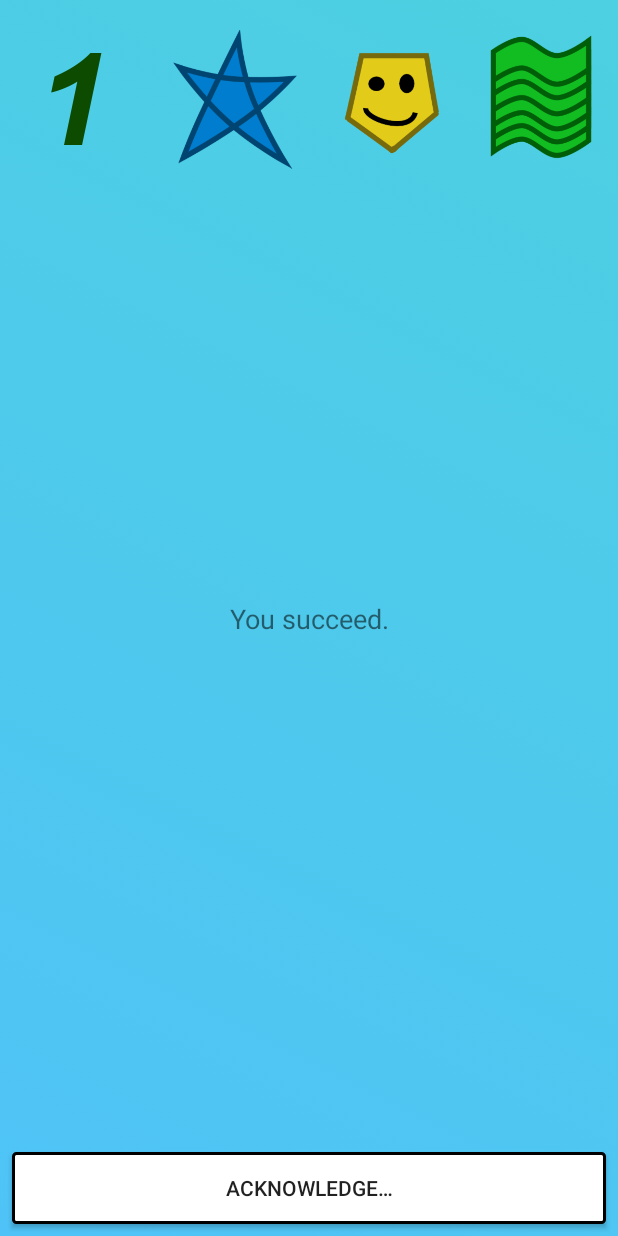
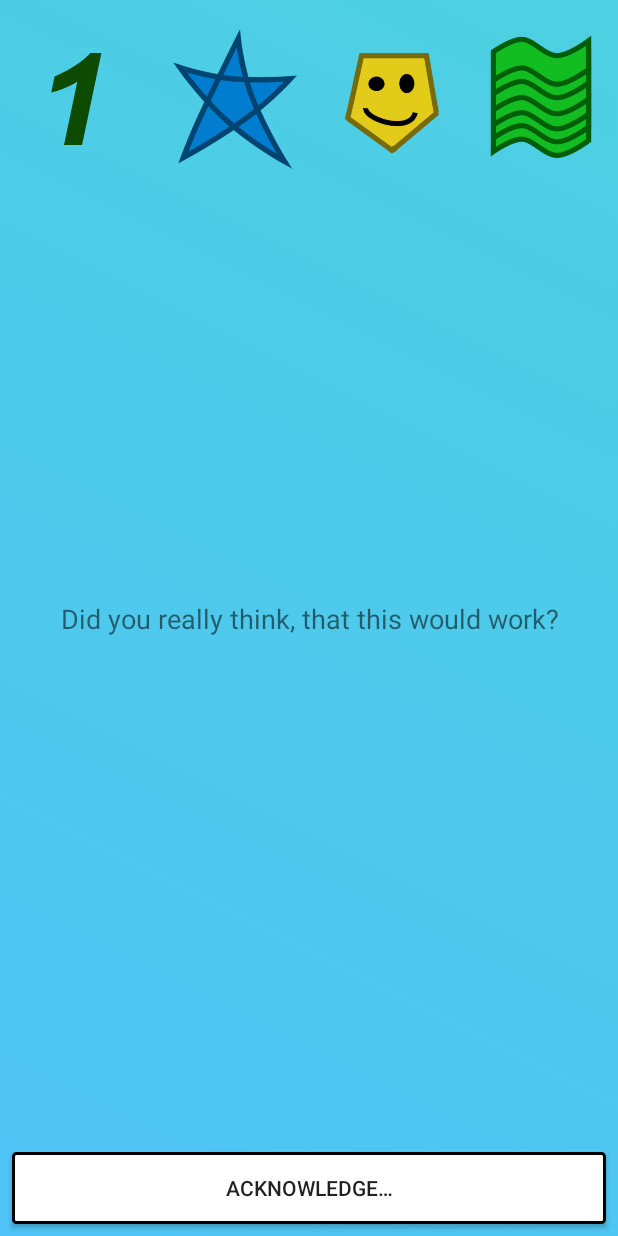
Before and after one commit to 2tefan/SchoberLife, an Android app: the screen it shows after launch (MainActivity), after a tap on "Start to cry and say that you are not th", on a phone screen of 412 x 824 dp. Run offline under Robolectric (Android 15) with nearby library versions, the phone set to English and light mode, and no system bars; 2 other taps on this screen came first.

Commit message:
Updated Answers 2

```diff
--- a/app/src/main/java/at/schiebung/stefan/schober0021/Vars.java
+++ b/app/src/main/java/at/schiebung/stefan/schober0021/Vars.java
@@ -14,9 +14,9 @@ class Vars {
     //Beliebtheit - Note - Eltern - Geld
 
     static final int[][][] change =
-            {{{0, -50, -75, 0}, {-50, 50, 0, 0}, {-150, 100, 0, 0}, {25, -100, 0, 0}},
-                    {{150, 0, 0, 0}, {0, -10, 0, 0}, {-25, 0, 0, 0}, {0, -150, 0, 0}},
-                    {{-100, 0, 0, 0}, {10, 0, -50, 0}, {100, -50, -50, 0}, {-10000, -10000, -10000, -10000}},
+            {{{10, -50, -75, 0}, {-50, 50, 0, 0}, {-50, -100, 0, 0}, {25, -100, 0, 0}},
+                    {{150, 50, 0, 0}, {0, -50, 0, 0}, {-25, -50, 0, 0}, {0, -150, 0, 0}},
+                    {{-100, -20, 0, 0}, {10, -50, -50, 0}, {100, -50, -50, 0}, {-10000, -10000, -10000, -10000}},
                     {{5, -10, 0, 0}, {50, 0, 0, 0}, {0, -5, 0, 0}, {-25, 0, 0, 0}},
                     {{0, -100, 0, 0}, {100, 0, 20, 0}, {-50, -50, 0, 0}, {-50, 250, 0, 0}},
                     {{-300, 0, 0, 0}, {300, 50, 0, 0}, {-100, 0, 0, 200}, {-50, 0, 0, 0}}};
--- a/app/src/main/res/values/strings.xml
+++ b/app/src/main/res/values/strings.xml
@@ -12,7 +12,7 @@
     <string-array name="aufgabe">
         <item>You haven\'t done your homework. What are you going to do?</item>
         <item>Your teacher entered the room, and suddenly the class was quiet. \"Please close your books. Today we\'re writing a test.\" You haven\'t learned anything. What will you do now?</item>
-        <item>Your teacher is really angry because a student is yelling all the time. But he thinks that you are this person. How do you want to defend yourself?</item>
+        <item>Your teacher is really angry because a student is talking all the time. But he thinks that you are this person. How do you want to defend yourself?</item>
         <item>You are playing Tetris on your calculator, suddenly you notice that the teacher is standing in front of you. He starts yelling about something, but you do not care. After he finished his rant, he asks you a question, but you do not know the answer. What will you do now?</item>
         <item>Your teacher is ill, so you have a free lesson. What will you do?</item>
         <item>Someone in your class needs help. What are you going to do?</item>
@@ -55,35 +55,35 @@
     </string-array>
 
     <string-array name="answer1">
-        <item></item>
-        <item></item>
-        <item></item>
+        <item>You were honest, but it impacted your grade.</item>
+        <item>The teacher pushed the test date a few days back and your whole class appreciated your action.</item>
+        <item>Did you really think, that this would work?</item>
         <item></item>
         <item></item>
         <item></item>
     </string-array>
 
     <string-array name="answer2">
-        <item></item>
-        <item></item>
-        <item></item>
+        <item>You did it, but your classmates don't like that you did that.</item>
+        <item>You failed.</item>
+        <item>You got a entry in the class register.</item>
         <item></item>
         <item></item>
         <item></item>
     </string-array>
 
     <string-array name="answer3">
-        <item></item>
-        <item></item>
-        <item></item>
+        <item>The teacher noticed and you got a bad grade.</item>
+        <item>You tried to copy it from your neighbour, but he did fail, so you did too.</item>
+        <item>It didn't work.</item>
         <item></item>
         <item></item>
         <item></item>
     </string-array>
 
     <string-array name="answer4">
-        <item></item>
-        <item></item>
+        <item>You said, that your dog had eaten your homework, and your teacher didn't trust you.</item>
+        <item>You got what you would expect.</item>
         <item>You successfully committed suicide.</item>
         <item></item>
         <item></item>
```
